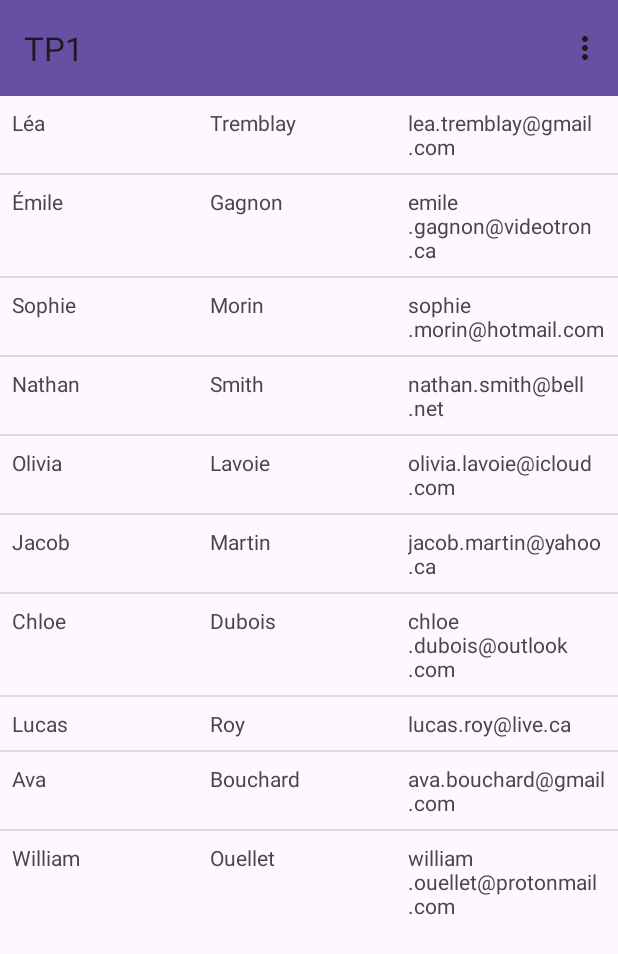
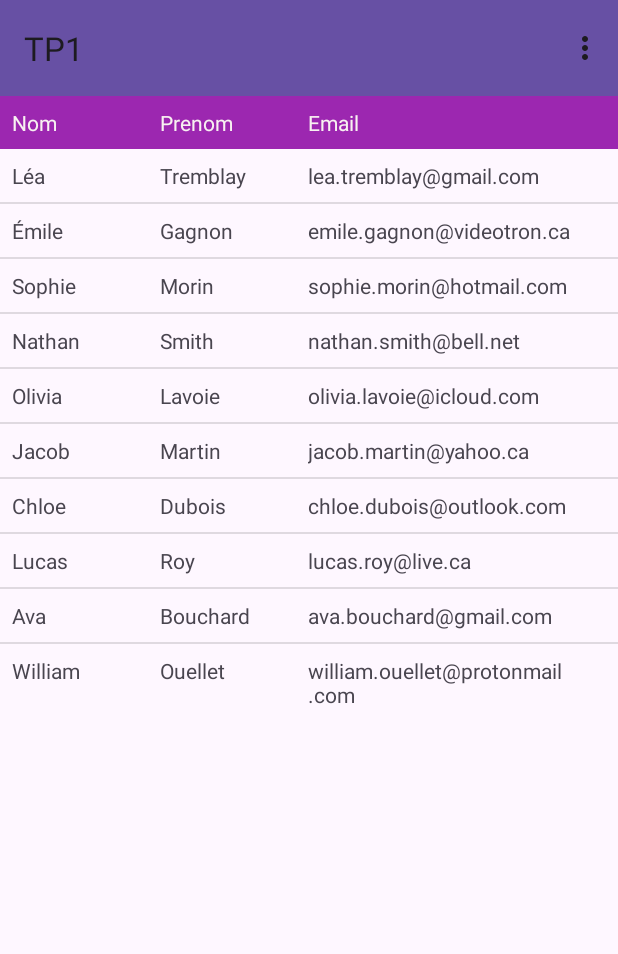
Before and after one commit to StLoadingEternal/tp1Mobile, an Android app: the JoueurActivity screen opened directly, with no data from a screen before it, on a phone screen of 412 x 824 dp. Shown: the top 954 px of the screen. Run offline under Robolectric (Android 15) with nearby library versions, the phone set to English and light mode, and no system bars.

Commit message:
Ajustement des vues

```diff
--- a/app/src/main/res/layout/joueurs.xml
+++ b/app/src/main/res/layout/joueurs.xml
@@ -22,6 +22,35 @@
             android:minHeight="?attr/actionBarSize"
             android:theme="?attr/actionBarTheme" />
 
+        <LinearLayout
+            android:layout_width="match_parent"
+            android:layout_height="wrap_content"
+            android:background="#9C27B0"
+            android:orientation="horizontal"
+            android:padding="8dp">
+
+            <TextView
+                android:layout_width="0dp"
+                android:layout_height="match_parent"
+                android:layout_weight="1"
+                android:text="Nom"
+                android:textColor="#F8F1F1"/>
+
+            <TextView
+                android:layout_width="0dp"
+                android:layout_height="match_parent"
+                android:layout_weight="1"
+                android:text="Prenom"
+                android:textColor="#F8F1F1"/>
+
+            <TextView
+                android:layout_width="0dp"
+                android:layout_height="match_parent"
+                android:layout_weight="2"
+                android:text="Email"
+                android:textColor="#F8F1F1"/>
+        </LinearLayout>
+
         <ListView
             android:id="@+id/listeJoueur"
             android:layout_width="match_parent"
--- a/app/src/main/res/layout/joueurs_listview.xml
+++ b/app/src/main/res/layout/joueurs_listview.xml
@@ -20,7 +20,7 @@
 
     <TextView
         android:id="@+id/email"
-        android:layout_weight="1"
+        android:layout_weight="2"
         android:layout_width="0dp"
         android:layout_height="wrap_content"/>
 </LinearLayout>
```
Also changed, not shown: app/src/main/res/layout/calendrier.xml (+4 -4 lines), app/src/main/res/layout/calendrier_listview.xml (+30 -15 lines).
